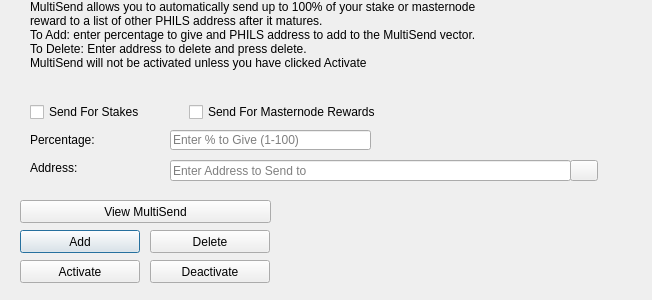
The window that src/qt/forms/multisenddialog.ui (philscurrency/philscurrency) describes before a commit, drawn with Qt 5.
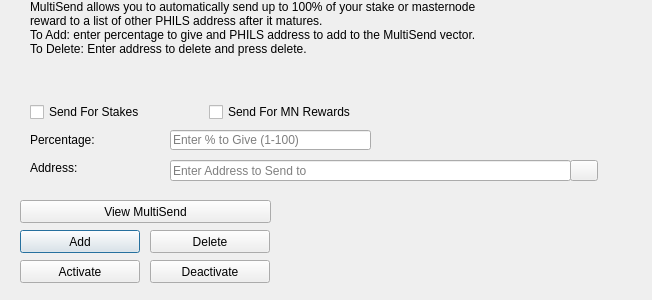
The same window after the commit. Icons and pictures are not drawn.

```diff
--- a/src/qt/forms/multisenddialog.ui
+++ b/src/qt/forms/multisenddialog.ui
@@ -63,8 +63,7 @@
    <property name="text">
     <string>MultiSend allows you to automatically send up to 100% of your stake or masternode reward to a list of other PHILS address after it matures.
 To Add: enter percentage to give and PHILS address to add to the MultiSend vector.
-To Delete: Enter address to delete and press delete.
-MultiSend will not be activated unless you have clicked Activate</string>
+To Delete: Enter address to delete and press delete.</string>
    </property>
    <property name="alignment">
     <set>Qt::AlignLeading|Qt::AlignLeft|Qt::AlignTop</set>
@@ -253,7 +252,7 @@
     <item>
      <widget class="QCheckBox" name="multiSendMasternodeCheckBox">
       <property name="text">
-       <string>Send For Masternode Rewards</string>
+       <string>Send For MN Rewards</string>
       </property>
      </widget>
     </item>
```
